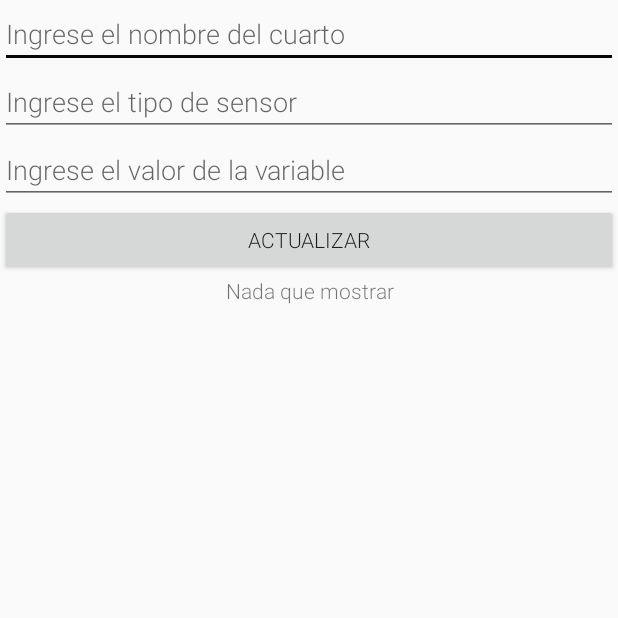
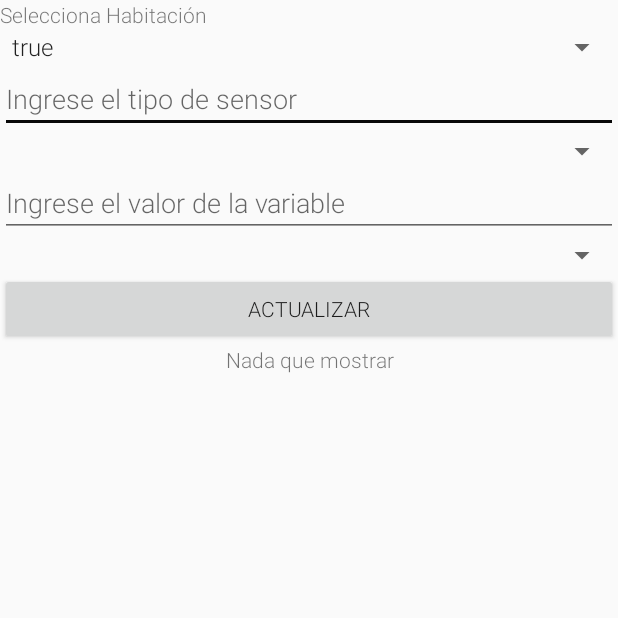
Before and after one commit to TonatiuhChong/Alpha, an Android app: the fragment ControlFragment shown on its own in the app's theme, on a phone screen of 412 x 824 dp, the top half of it. Run offline under Robolectric (Android 15) with nearby library versions, the light colour scheme and no system bars; our stand-ins replace Firebase (no records; nobody signed in at launch, a user with empty details on screens opened directly).

Commit message:
Version 1 Stable

```diff
--- a/app/src/main/java/com/example/tchong/alpha/ControlFragment.java
+++ b/app/src/main/java/com/example/tchong/alpha/ControlFragment.java
@@ -11,9 +11,13 @@ import android.support.v4.app.Fragment;
 import android.view.LayoutInflater;
 import android.view.View;
 import android.view.ViewGroup;
+import android.widget.AdapterView;
+import android.widget.ArrayAdapter;
 import android.widget.Button;
 import android.widget.EditText;
+import android.widget.Spinner;
 import android.widget.TextView;
+import android.widget.Toast;
 
 import com.google.firebase.database.DataSnapshot;
 import com.google.firebase.database.DatabaseError;
@@ -27,10 +31,14 @@ import java.util.Map;
 
 public class ControlFragment extends Fragment {
 
-    private EditText Child,Value,hab,sens;
-    private String nino,nvalor;
-    private TextView Resultado;
+    private EditText Child,Value,sens;
+    private String Hab,TSens,Valor,nino;
+    private TextView Resultado,hab;
     private Button btn;
+    private String[] habitaciones={"Cocina","Habitacion1","Sala","Estudio","Entrada","Comedor"};
+    private String[] Sense={"Presencia","Iluminación","Ambiental"};
+    private String[] logicos={"true","false"};
+    private String [] analogicos={"Apagar","Bajo","Medio","Alto","Encendido Completo"};
 
     @Nullable
     @Override
@@ -42,6 +50,24 @@ public class ControlFragment extends Fragment {
         hab=  Rec.findViewById(R.id.Habitacion);
         sens=  Rec.findViewById(R.id.TSensor);
         Resultado=Rec.findViewById(R.id.Mirror);
+        //Spinner 1
+        Spinner spin=Rec.findViewById(R.id.Habitaciones);
+        spin.setOnItemSelectedListener(new HabitacionSpinnerClass());
+        ArrayAdapter aa = new ArrayAdapter(Rec.getContext(),android.R.layout.simple_spinner_item,habitaciones);
+        aa.setDropDownViewResource(android.R.layout.simple_spinner_dropdown_item);
+        spin.setAdapter(aa);
+        //Spinner 2
+        Spinner spin2=Rec.findViewById(R.id.TSSensor);
+        spin2.setOnItemSelectedListener(new TipoSensorSpinnerClass());
+        ArrayAdapter bb = new ArrayAdapter(Rec.getContext(),android.R.layout.simple_spinner_item,Sense);
+        aa.setDropDownViewResource(android.R.layout.simple_spinner_dropdown_item);
+        spin.setAdapter(bb);
+        //Spinner 3
+        Spinner spin3=Rec.findViewById(R.id.VSensor);
+        spin3.setOnItemSelectedListener(new VSensorSpinnerClass());
+        ArrayAdapter cc = new ArrayAdapter(Rec.getContext(),android.R.layout.simple_spinner_item,logicos);
+        aa.setDropDownViewResource(android.R.layout.simple_spinner_dropdown_item);
+        spin.setAdapter(cc);
 
         btn=Rec.findViewById(R.id.BtnActualizar);
         btn.setOnClickListener(new View.OnClickListener() {
@@ -51,16 +77,52 @@ public class ControlFragment extends Fragment {
             }
         });
 
+        return Rec;
+    }
 
-        return Rec;
+
+    class HabitacionSpinnerClass implements AdapterView.OnItemSelectedListener{
+
+        @Override
+        public void onItemSelected(AdapterView<?> parent, View view, int position, long id) {
+
+        }
+
+        @Override
+        public void onNothingSelected(AdapterView<?> parent) {
+
+        }
+    }
+
+
+    class TipoSensorSpinnerClass implements AdapterView.OnItemSelectedListener{
+        @Override
+        public void onItemSelected(AdapterView<?> parent, View view, int position, long id) {
+
+        }
+
+        @Override
+        public void onNothingSelected(AdapterView<?> parent) {
+
+        }
+    }
+
+    class  VSensorSpinnerClass implements  AdapterView.OnItemSelectedListener{
+        @Override
+        public void onItemSelected(AdapterView<?> parent, View view, int position, long id) {
+
+        }
+
+        @Override
+        public void onNothingSelected(AdapterView<?> parent) {
+
+        }
     }
 
     private void actualizar() {
         String Habitacion=hab.getText().toString();
         String TipoSensor=sens.getText().toString();
-
         String valor=Value.getText().toString();
-
 
         DatabaseReference ref= FirebaseDatabase.getInstance().getReference().child("Habitaciones").child(Habitacion);
         Map<String,Object> map= new HashMap<String, Object>();
@@ -71,6 +133,7 @@ public class ControlFragment extends Fragment {
             @Override
             public void onDataChange(DataSnapshot dataSnapshot) {
                 Resultado.setText(dataSnapshot.getValue().toString());
+                nino=dataSnapshot.getValue().toString();
             }
 
             @Override
@@ -80,4 +143,5 @@ public class ControlFragment extends Fragment {
         });
     }
 
+
 }
--- a/app/src/main/java/com/example/tchong/alpha/MenuActivity.java
+++ b/app/src/main/java/com/example/tchong/alpha/MenuActivity.java
@@ -144,8 +144,8 @@ public class MenuActivity extends AppCompatActivity
 
         if (id == R.id.ReconocimientoFacial) {
             // Handle the camera action
-            //fm.beginTransaction().replace(R.id.escenario, new ReconocimientoFragment()).commit();
-            startActivity(new Intent(this,ReconocimientoActivity.class));
+            fm.beginTransaction().replace(R.id.escenario, new ReconocimientoFragment()).commit();
+//            startActivity(new Intent(this,ReconocimientoActivity.class));
         } else if (id == R.id.ControlDelHogar) {
             fm.beginTransaction().replace(R.id.escenario, new ControlFragment()).commit();
         } else if (id == R.id.Sensores) {
--- a/app/src/main/java/com/example/tchong/alpha/ReconocimientoFragment.java
+++ b/app/src/main/java/com/example/tchong/alpha/ReconocimientoFragment.java
@@ -50,8 +50,8 @@ public class ReconocimientoFragment extends Fragment {
         ImgUSer=(ImageView)Rec.findViewById(R.id.FUserR);
 
 
-        //arrayAdapter= new ArrayAdapter<String>(this,android.R.layout.simple_list_item_1,rooms);
-//        lista.setAdapter(arrayAdapter);
+        arrayAdapter= new ArrayAdapter<String>(getActivity(), android.R.layout.simple_list_item_1, rooms);
+        lista.setAdapter(arrayAdapter);
 
         NombreU.setText(Singleton.getInstance().getUser());
         EmailU.setText(Singleton.getInstance().getEmail());
--- a/app/src/main/res/layout/fragment_control.xml
+++ b/app/src/main/res/layout/fragment_control.xml
@@ -6,22 +6,43 @@
     android:orientation="vertical"
     tools:context=".ControlFragment">
 
-    <EditText
+    <TextView
         android:id="@+id/Habitacion"
+        android:text="@string/Seleccionahabitación"
         android:layout_width="match_parent"
         android:layout_height="wrap_content"
         android:hint="Ingrese el nombre del cuarto"/>
+
+    <Spinner
+        android:id="@+id/Habitaciones"
+        android:layout_width="fill_parent"
+        android:layout_height="wrap_content"
+        android:autofillHints="@string/Habitaciones">
+
+    </Spinner>
+
     <EditText
         android:id="@+id/TSensor"
         android:layout_width="match_parent"
         android:layout_height="wrap_content"
         android:hint="Ingrese el tipo de sensor"/>
 
+    <Spinner
+        android:id="@+id/TSSensor"
+        android:layout_width="match_parent"
+        android:layout_height="wrap_content" />
+
     <EditText
         android:id="@+id/Valor"
         android:layout_width="match_parent"
         android:layout_height="wrap_content"
         android:hint="Ingrese el valor de la variable"/>
+
+    <Spinner
+        android:id="@+id/VSensor"
+        android:layout_width="match_parent"
+        android:layout_height="wrap_content"
+        />
 
     <Button
         android:id="@+id/BtnActualizar"
--- a/app/src/main/res/values/strings.xml
+++ b/app/src/main/res/values/strings.xml
@@ -114,4 +114,6 @@
     <string name="OlvidasteTuContraseña">Olvidaste tu contraseña?</string>
     <string name="VerificacionEmail">Enviar Verificación de Email</string>
     <string name="ActualizarRegistro">Actualizar Verificación</string>
+    <string name="Habitaciones">Habitaciones</string>
+    <string name="Seleccionahabitación">Selecciona Habitación</string>
 </resources>
```
